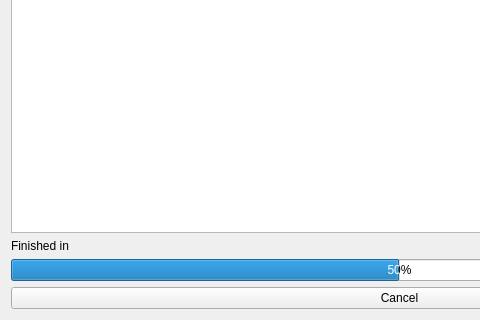
Above: mainwindow.ui from Motyaspr/cpp_indexing before the change; both pictures show x 0 to 480 and y 162 to 482 of the 799 by 482 pixel window. Below: the same form after it.
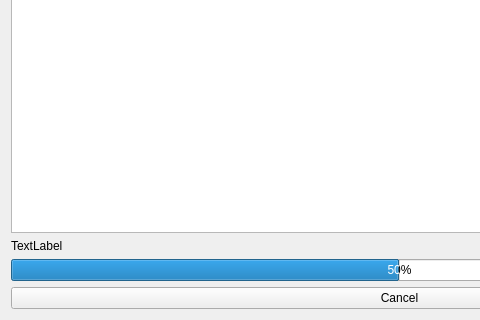
That is the form after the change.

The edit to the form file:
```diff
--- a/mainwindow.ui
+++ b/mainwindow.ui
@@ -74,7 +74,7 @@
     <item row="2" column="0">
      <widget class="QLabel" name="label_2">
       <property name="text">
-       <string>Finished in </string>
+       <string>TextLabel</string>
       </property>
      </widget>
     </item>
```
